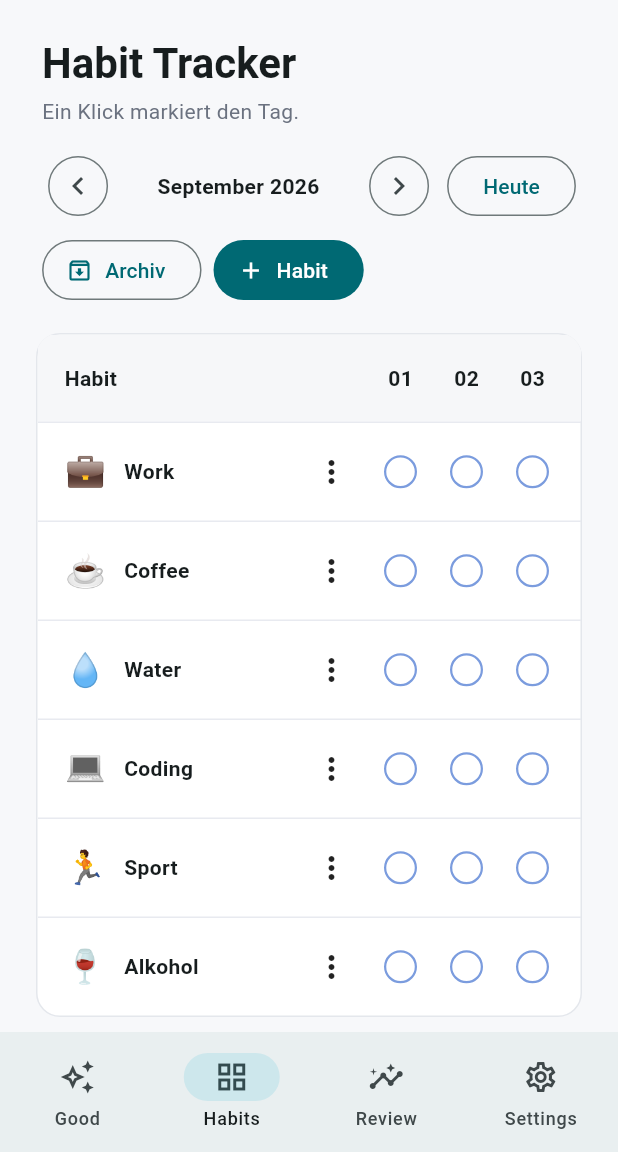
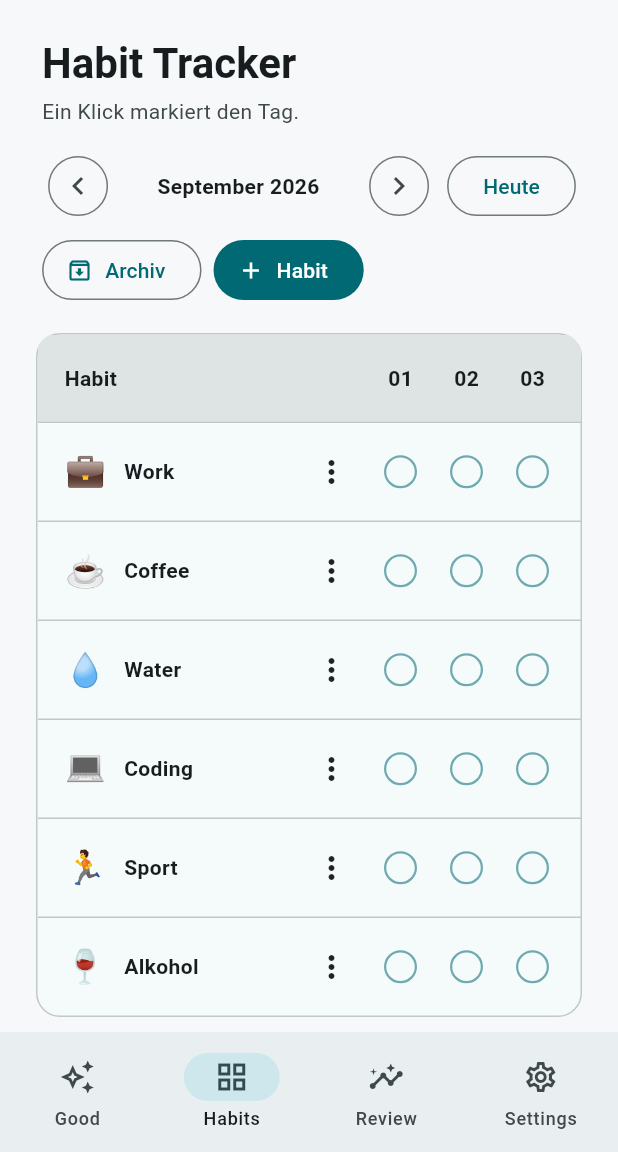
Before and after one commit to Rab2385/lighthouse_mini, a Flutter app: the screen it shows after launch, item 2 of the bottom bar chosen, on a phone screen of 412 x 824 dp, the part 84-1236 px from its top. Run offline on Flutter 3.47's test engine with Material 3 defaults, Android fonts, the phone set to English and light mode, and no system bars; our stand-ins replace sembast_web; Roboto replaces fonts that are missing (Arial).

Commit message:
fix: dark-mode habit table, emoji picker, future-month cap, undo, startup errors
- habits_page: replace hard-coded white/grey colours in the tracker
  table (container, header row, row borders, total chip, weekend
  shading, day-cell borders) with ColorScheme tokens so the page is
  readable in dark mode; highlight the current day column
- habits_page: the emoji picker in the add/edit dialog now rebuilds
  via StatefulBuilder, so tapping a preset visibly selects it
- habits_page: cap forward month navigation at maximumFutureMonth,
  matching Good Things and Review (next-month arrow now disables)
- good_things_page: deleting an entry shows an undo SnackBar; quick-
  entry suggestions no longer offer a text already saved for that day
- month_header: theme-aware subtitle colour
- main: catch a failed controller.initialize() (e.g. IndexedDB blocked
  in private windows) and show an explanatory screen instead of a
  blank white page

Co-Authored-By: Claude Sonnet 5 <noreply@anthropic.com>

```diff
--- a/lib/pages/habits_page.dart
+++ b/lib/pages/habits_page.dart
@@ -46,8 +46,14 @@ class _HabitsPageState extends State<HabitsPage> {
   }
 
   void _showNextMonth() {
+    final nextMonth = DateTime(_selectedMonth.year, _selectedMonth.month + 1);
+
+    if (nextMonth.isAfter(widget.controller.maximumFutureMonth)) {
+      return;
+    }
+
     setState(() {
-      _selectedMonth = DateTime(_selectedMonth.year, _selectedMonth.month + 1);
+      _selectedMonth = nextMonth;
     });
   }
 
@@ -57,6 +63,12 @@ class _HabitsPageState extends State<HabitsPage> {
     setState(() {
       _selectedMonth = DateTime(today.year, today.month);
     });
+  }
+
+  bool get _canShowNextMonth {
+    final nextMonth = DateTime(_selectedMonth.year, _selectedMonth.month + 1);
+
+    return !nextMonth.isAfter(widget.controller.maximumFutureMonth);
   }
 
   Future<void> _showHabitDialog({Habit? habit}) async {
@@ -75,7 +87,11 @@ class _HabitsPageState extends State<HabitsPage> {
           title: Text(habit == null ? 'Habit hinzufügen' : 'Habit bearbeiten'),
           content: SizedBox(
             width: 430,
-            child: Column(
+            child: StatefulBuilder(
+              builder: (context, setDialogState) {
+                final colorScheme = Theme.of(context).colorScheme;
+
+                return Column(
                   mainAxisSize: MainAxisSize.min,
                   children: [
                     TextField(
@@ -89,6 +105,7 @@ class _HabitsPageState extends State<HabitsPage> {
                     const SizedBox(height: 12),
                     TextField(
                       controller: emojiController,
+                      onChanged: (_) => setDialogState(() {}),
                       decoration: const InputDecoration(
                         labelText: 'Emoji',
                         hintText: '📖',
@@ -106,22 +123,21 @@ class _HabitsPageState extends State<HabitsPage> {
                           return GestureDetector(
                             onTap: () {
                               emojiController.text = emoji;
-                          setState(() {});
+                              setDialogState(() {});
                             },
                             child: Container(
                               width: 40,
                               height: 40,
                               decoration: BoxDecoration(
                                 color: isSelected
-                                ? Theme.of(
-                                    context,
-                                  ).colorScheme.primary.withValues(alpha: 0.16)
-                                : const Color(0xFFF4F6F8),
+                                    ? colorScheme.primary
+                                          .withValues(alpha: 0.16)
+                                    : colorScheme.surfaceContainerHighest,
                                 borderRadius: BorderRadius.circular(12),
                                 border: Border.all(
                                   color: isSelected
-                                  ? Theme.of(context).colorScheme.primary
-                                  : const Color(0xFFD8DEE4),
+                                      ? colorScheme.primary
+                                      : colorScheme.outlineVariant,
                                 ),
                               ),
                               child: Center(
@@ -146,6 +162,8 @@ class _HabitsPageState extends State<HabitsPage> {
                       ),
                     ),
                   ],
+                );
+              },
             ),
           ),
           actions: [
@@ -308,6 +326,13 @@ class _HabitsPageState extends State<HabitsPage> {
 
     final tableWidth = 220 + (daysInMonth * 44) + 90;
 
+    final today = widget.controller.today;
+    final todayDay =
+        (today.year == _selectedMonth.year &&
+            today.month == _selectedMonth.month)
+        ? today.day
+        : null;
+
     return AnimatedBuilder(
       animation: widget.controller,
       builder: (context, child) {
@@ -320,7 +345,7 @@ class _HabitsPageState extends State<HabitsPage> {
               subtitle: 'Ein Klick markiert den Tag.',
               selectedMonth: _selectedMonth,
               onPreviousMonth: _showPreviousMonth,
-              onNextMonth: _showNextMonth,
+              onNextMonth: _canShowNextMonth ? _showNextMonth : null,
               onToday: _showCurrentMonth,
               trailing: Wrap(
                 spacing: 8,
@@ -348,9 +373,11 @@ class _HabitsPageState extends State<HabitsPage> {
                       padding: const EdgeInsets.fromLTRB(24, 0, 24, 40),
                       child: Container(
                         decoration: BoxDecoration(
-                          color: Colors.white,
+                          color: Theme.of(context).colorScheme.surface,
                           borderRadius: BorderRadius.circular(16),
-                          border: Border.all(color: const Color(0xFFE4E7EC)),
+                          border: Border.all(
+                            color: Theme.of(context).colorScheme.outlineVariant,
+                          ),
                         ),
                         clipBehavior: Clip.antiAlias,
                         child: SingleChildScrollView(
@@ -359,12 +386,16 @@ class _HabitsPageState extends State<HabitsPage> {
                             width: tableWidth.toDouble(),
                             child: Column(
                               children: [
-                                _HabitHeaderRow(daysInMonth: daysInMonth),
+                                _HabitHeaderRow(
+                                  daysInMonth: daysInMonth,
+                                  todayDay: todayDay,
+                                ),
                                 for (final habit in habits)
                                   _HabitRow(
                                     habit: habit,
                                     selectedMonth: _selectedMonth,
                                     daysInMonth: daysInMonth,
+                                    todayDay: todayDay,
                                     controller: widget.controller,
                                     onEdit: () {
                                       _showHabitDialog(habit: habit);
@@ -385,15 +416,18 @@ class _HabitsPageState extends State<HabitsPage> {
 }
 
 class _HabitHeaderRow extends StatelessWidget {
-  const _HabitHeaderRow({required this.daysInMonth});
+  const _HabitHeaderRow({required this.daysInMonth, this.todayDay});
 
   final int daysInMonth;
+  final int? todayDay;
 
   @override
   Widget build(BuildContext context) {
+    final colorScheme = Theme.of(context).colorScheme;
+
     return Container(
       height: 58,
-      color: const Color(0xFFF6F7F9),
+      color: colorScheme.surfaceContainerHighest,
       child: Row(
         children: [
           const SizedBox(
@@ -415,7 +449,10 @@ class _HabitHeaderRow extends StatelessWidget {
               child: Center(
                 child: Text(
                   day.toString().padLeft(2, '0'),
-                  style: const TextStyle(fontWeight: FontWeight.w600),
+                  style: TextStyle(
+                    fontWeight: FontWeight.w600,
+                    color: day == todayDay ? colorScheme.primary : null,
+                  ),
                 ),
               ),
             ),
@@ -441,16 +478,20 @@ class _HabitRow extends StatelessWidget {
     required this.daysInMonth,
     required this.controller,
     required this.onEdit,
+    this.todayDay,
   });
 
   final Habit habit;
   final DateTime selectedMonth;
   final int daysInMonth;
+  final int? todayDay;
   final LighthouseController controller;
   final VoidCallback onEdit;
 
   @override
   Widget build(BuildContext context) {
+    final colorScheme = Theme.of(context).colorScheme;
+
     final total = controller.habitTotalForMonth(
       habitId: habit.id,
       selectedMonth: selectedMonth,
@@ -458,8 +499,8 @@ class _HabitRow extends StatelessWidget {
 
     return Container(
       height: 66,
-      decoration: const BoxDecoration(
-        border: Border(top: BorderSide(color: Color(0xFFE8EAF0))),
+      decoration: BoxDecoration(
+        border: Border(top: BorderSide(color: colorScheme.outlineVariant)),
       ),
       child: Row(
         children: [
@@ -513,6 +554,7 @@ class _HabitRow extends StatelessWidget {
               habitId: habit.id,
               date: DateTime(selectedMonth.year, selectedMonth.month, day),
               controller: controller,
+              isToday: day == todayDay,
             ),
           SizedBox(
             width: 90,
@@ -523,7 +565,7 @@ class _HabitRow extends StatelessWidget {
                   vertical: 6,
                 ),
                 decoration: BoxDecoration(
-                  color: const Color(0xFFF1F3F6),
+                  color: colorScheme.surfaceContainerHighest,
                   borderRadius: BorderRadius.circular(8),
                 ),
                 child: Text(
@@ -544,14 +586,18 @@ class _HabitDayCell extends StatelessWidget {
     required this.habitId,
     required this.date,
     required this.controller,
+    this.isToday = false,
   });
 
   final String habitId;
   final DateTime date;
   final LighthouseController controller;
+  final bool isToday;
 
   @override
   Widget build(BuildContext context) {
+    final colorScheme = Theme.of(context).colorScheme;
+
     final disabled = date.isAfter(controller.today);
 
     final completed = controller.isHabitCompleted(habitId: habitId, date: date);
@@ -559,10 +605,16 @@ class _HabitDayCell extends StatelessWidget {
     final isWeekend =
         date.weekday == DateTime.saturday || date.weekday == DateTime.sunday;
 
+    final Color? cellColor = isToday
+        ? colorScheme.primary.withValues(alpha: 0.08)
+        : isWeekend
+        ? colorScheme.surfaceContainerHigh.withValues(alpha: 0.5)
+        : null;
+
     return Container(
       width: 44,
       height: double.infinity,
-      color: isWeekend ? const Color(0xFFFAFAFB) : null,
+      color: cellColor,
       child: Center(
         child: Tooltip(
           message: disabled
@@ -589,14 +641,18 @@ class _HabitDayCell extends StatelessWidget {
                 border: Border.all(
                   width: 1.5,
                   color: disabled
-                      ? const Color(0xFFD3D6DC)
+                      ? colorScheme.outlineVariant
                       : completed
-                      ? Theme.of(context).colorScheme.primary
-                      : const Color(0xFF7B9CDE),
+                      ? colorScheme.primary
+                      : colorScheme.primary.withValues(alpha: 0.55),
                 ),
               ),
               child: completed
-                  ? const Icon(Icons.check, size: 14, color: Colors.white)
+                  ? Icon(
+                      Icons.check,
+                      size: 14,
+                      color: colorScheme.onPrimary,
+                    )
                   : null,
             ),
           ),
--- a/lib/widgets/month_header.dart
+++ b/lib/widgets/month_header.dart
@@ -86,7 +86,9 @@ class MonthHeader extends StatelessWidget {
                 const SizedBox(height: 4),
                 Text(
                   subtitle!,
-                  style: const TextStyle(color: Color(0xFF6B7280)),
+                  style: TextStyle(
+                    color: Theme.of(context).colorScheme.onSurfaceVariant,
+                  ),
                 ),
               ],
             ],
```
Also changed, not shown: lib/main.dart (+56 -1 lines), lib/pages/good_things_page.dart (+47 -4 lines). Lines whose indentation alone changed are shown as unchanged.
